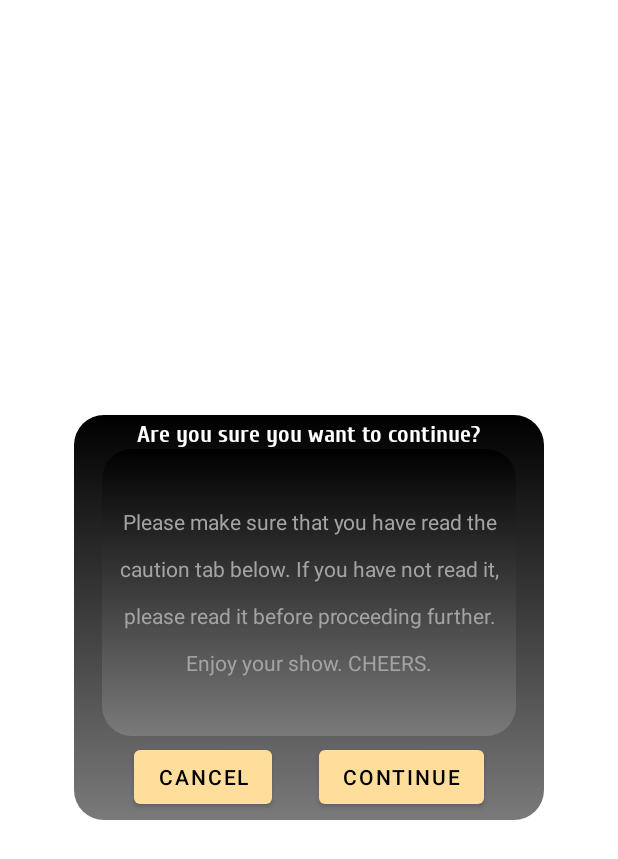
After one commit to Sahilsingh0808/MovieCorn, an Android app: the layout custom_dialog.xml on its own in the app's theme, with its tools: preview values and no code run, on a phone screen of 412 x 824 dp. The commit adds this screen. Shown: the top 859 px of the screen. Run offline under Robolectric (Android 15) with nearby library versions, the phone set to English and light mode, and no system bars; Roboto replaces fonts that are not available here.

Commit message:
custom dialog added , ui changes

```diff
--- a/app/src/main/AndroidManifest.xml
+++ b/app/src/main/AndroidManifest.xml
@@ -13,11 +13,14 @@
         android:roundIcon="@mipmap/ic_launcher_round"
         android:supportsRtl="true"
         android:theme="@style/Theme.MoviesSeriesAllForFree">
-        <activity android:name=".MainActivity"></activity>
+        <activity android:name=".MainActivity">
+            android:screenOrientation="portrait"
+        </activity>
         <activity
             android:name=".Web"
             android:configChanges="keyboard|keyboardHidden|orientation|screenLayout|uiMode|screenSize|smallestScreenSize" />
         <activity android:name=".Splash">
+            android:screenOrientation="portrait"
             <intent-filter>
                 <action android:name="android.intent.action.MAIN" />
                 <category android:name="android.intent.category.LAUNCHER" />
--- a/app/src/main/java/com/sahil/moviesseries_allforfree/Splash.java
+++ b/app/src/main/java/com/sahil/moviesseries_allforfree/Splash.java
@@ -8,17 +8,21 @@ import android.view.animation.Animation;
 import android.view.animation.LinearInterpolator;
 import android.view.animation.RotateAnimation;
 import android.widget.ImageView;
+import android.widget.LinearLayout;
+
+import androidx.constraintlayout.widget.ConstraintLayout;
 
 public class Splash extends Activity {
 
     /** Duration of wait **/
-    private final int SPLASH_DISPLAY_LENGTH = 4500;
+    private final int SPLASH_DISPLAY_LENGTH = 4000;
     private ImageView splashscreen;
     /** Called when the activity is first created. */
     @Override
     public void onCreate(Bundle icicle) {
         super.onCreate(icicle);
         setContentView(R.layout.activity_splash);
+
         splashscreen=(ImageView)findViewById(R.id.splashscreen);
 
         splashscreen.animate().alpha(1).setDuration(4000);
--- a/app/src/main/res/layout/activity_main.xml
+++ b/app/src/main/res/layout/activity_main.xml
@@ -2,6 +2,7 @@
 <androidx.coordinatorlayout.widget.CoordinatorLayout xmlns:android="http://schemas.android.com/apk/res/android"
     xmlns:app="http://schemas.android.com/apk/res-auto"
     xmlns:tools="http://schemas.android.com/tools"
+    android:id="@+id/coordlay"
     android:layout_width="match_parent"
     android:layout_height="match_parent"
     android:background="@color/poster_grey"
--- /dev/null
+++ b/app/src/main/res/layout/custom_dialog.xml
@@ -0,0 +1,72 @@
+<?xml version="1.0" encoding="utf-8"?>
+<androidx.constraintlayout.widget.ConstraintLayout xmlns:android="http://schemas.android.com/apk/res/android"
+    xmlns:app="http://schemas.android.com/apk/res-auto"
+    xmlns:tools="http://schemas.android.com/tools"
+    android:layout_width="350dp"
+    android:layout_height="wrap_content"
+    android:layout_gravity="center">
+
+    <androidx.constraintlayout.widget.ConstraintLayout
+        android:layout_width="313dp"
+        android:layout_height="270dp"
+        android:background="@drawable/background"
+        app:layout_constraintBottom_toBottomOf="parent"
+        app:layout_constraintEnd_toEndOf="parent"
+        app:layout_constraintStart_toStartOf="parent"
+        app:layout_constraintTop_toTopOf="parent">
+
+        <TextView
+            android:id="@+id/textView"
+            android:layout_width="wrap_content"
+            android:layout_height="wrap_content"
+            android:fontFamily="@font/cuprum_bold"
+            android:text="Are you sure you want to continue?"
+            android:textColor="#FFFFFF"
+            android:textSize="16sp"
+            app:layout_constraintEnd_toEndOf="parent"
+            app:layout_constraintStart_toStartOf="parent"
+            app:layout_constraintTop_toTopOf="parent" />
+
+        <TextView
+            android:id="@+id/text"
+            android:layout_width="276dp"
+            android:layout_height="191dp"
+            android:background="@drawable/background"
+            android:gravity="center"
+            android:lineSpacingExtra="15dp"
+            android:text="Please make sure that you have read the caution tab below. If you have not read it, please read it before proceeding further. Enjoy your show. CHEERS."
+            android:textColor="#A3A3A3"
+            app:layout_constraintBottom_toBottomOf="parent"
+            app:layout_constraintEnd_toEndOf="@+id/textView"
+            app:layout_constraintHorizontal_bias="0.502"
+            app:layout_constraintStart_toStartOf="@+id/textView"
+            app:layout_constraintTop_toBottomOf="@+id/textView"
+            app:layout_constraintVertical_bias="0.0" />
+
+        <Button
+            android:id="@+id/button2"
+            android:layout_width="wrap_content"
+            android:layout_height="wrap_content"
+            android:layout_marginStart="40dp"
+            android:text="CANCEL"
+            android:textColor="#000000"
+            app:layout_constraintBottom_toBottomOf="parent"
+            app:layout_constraintStart_toStartOf="parent"
+            app:layout_constraintTop_toBottomOf="@+id/text"
+            app:layout_constraintVertical_bias="0.444" />
+
+        <Button
+            android:id="@+id/button3"
+            android:layout_width="wrap_content"
+            android:layout_height="wrap_content"
+            android:layout_marginEnd="40dp"
+            android:text="Continue"
+            android:textColor="#000000"
+            app:layout_constraintBottom_toBottomOf="parent"
+            app:layout_constraintEnd_toEndOf="parent"
+            app:layout_constraintTop_toBottomOf="@+id/text"
+            app:layout_constraintVertical_bias="0.444" />
+
+    </androidx.constraintlayout.widget.ConstraintLayout>
+
+</androidx.constraintlayout.widget.ConstraintLayout>
```
Also changed, not shown: app/src/main/java/com/sahil/moviesseries_allforfree/MainActivity.java (+76 -2 lines).
